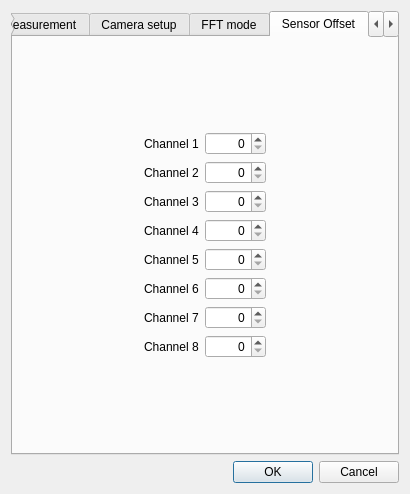
Qt form lsc-gui/dialogsettings.ui (Entwicklungsburo-Stresing/EBST_CAM) before a commit.
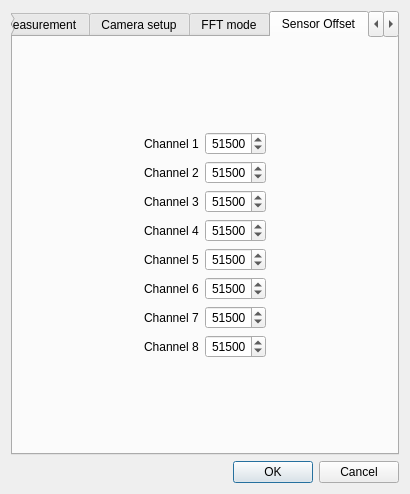
The same form after that commit. The open tabs and pages were chosen to show the change.

Commit message: Increase version number to v3.17.0. Set default values for DAC channels in Qt GUI

```diff
--- a/lsc-gui/dialogsettings.ui
+++ b/lsc-gui/dialogsettings.ui
@@ -1062,6 +1062,9 @@
              <property name="maximum">
               <number>65534</number>
              </property>
+             <property name="value">
+              <number>51500</number>
+             </property>
             </widget>
            </item>
            <item row="3" column="1">
@@ -1079,6 +1082,9 @@
              <property name="maximum">
               <number>65534</number>
              </property>
+             <property name="value">
+              <number>51500</number>
+             </property>
             </widget>
            </item>
            <item row="2" column="2">
@@ -1089,6 +1095,9 @@
              <property name="maximum">
               <number>65534</number>
              </property>
+             <property name="value">
+              <number>51500</number>
+             </property>
             </widget>
            </item>
            <item row="3" column="2">
@@ -1099,6 +1108,9 @@
              <property name="maximum">
               <number>65534</number>
              </property>
+             <property name="value">
+              <number>51500</number>
+             </property>
             </widget>
            </item>
            <item row="5" column="1">
@@ -1116,6 +1128,9 @@
              <property name="maximum">
               <number>65534</number>
              </property>
+             <property name="value">
+              <number>51500</number>
+             </property>
             </widget>
            </item>
            <item row="4" column="2">
@@ -1126,6 +1141,9 @@
              <property name="maximum">
               <number>65534</number>
              </property>
+             <property name="value">
+              <number>51500</number>
+             </property>
             </widget>
            </item>
            <item row="6" column="1">
@@ -1143,6 +1161,9 @@
              <property name="maximum">
               <number>65534</number>
              </property>
+             <property name="value">
+              <number>51500</number>
+             </property>
             </widget>
            </item>
            <item row="5" column="2">
@@ -1153,6 +1174,9 @@
              <property name="maximum">
               <number>65534</number>
              </property>
+             <property name="value">
+              <number>51500</number>
+             </property>
             </widget>
            </item>
            <item row="0" column="3">
```
The commit also changes 2 other files.
